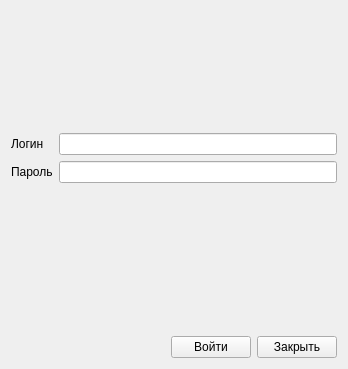
Qt form sources/gui/logindialog.ui (Keqy/Matterhorn-materials) before a commit.
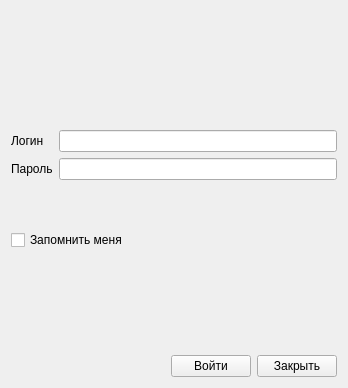
The same form after that commit. Icons and pictures are not drawn.

```diff
--- a/sources/gui/logindialog.ui
+++ b/sources/gui/logindialog.ui
@@ -7,19 +7,25 @@
     <x>0</x>
     <y>0</y>
     <width>348</width>
-    <height>369</height>
+    <height>388</height>
    </rect>
   </property>
+  <property name="sizePolicy">
+   <sizepolicy hsizetype="Fixed" vsizetype="Fixed">
+    <horstretch>0</horstretch>
+    <verstretch>0</verstretch>
+   </sizepolicy>
+  </property>
   <property name="minimumSize">
    <size>
     <width>348</width>
-    <height>369</height>
+    <height>388</height>
    </size>
   </property>
   <property name="maximumSize">
    <size>
-    <width>348</width>
-    <height>369</height>
+    <width>760</width>
+    <height>671</height>
    </size>
   </property>
   <property name="windowTitle">
@@ -83,6 +89,13 @@
      </item>
     </layout>
    </item>
+   <item>
+    <widget class="QCheckBox" name="rememberMeCheckBox">
+     <property name="text">
+      <string>Запомнить меня</string>
+     </property>
+    </widget>
+   </item>
    <item>
     <widget class="QLabel" name="errorLabel">
      <property name="styleSheet">
```
